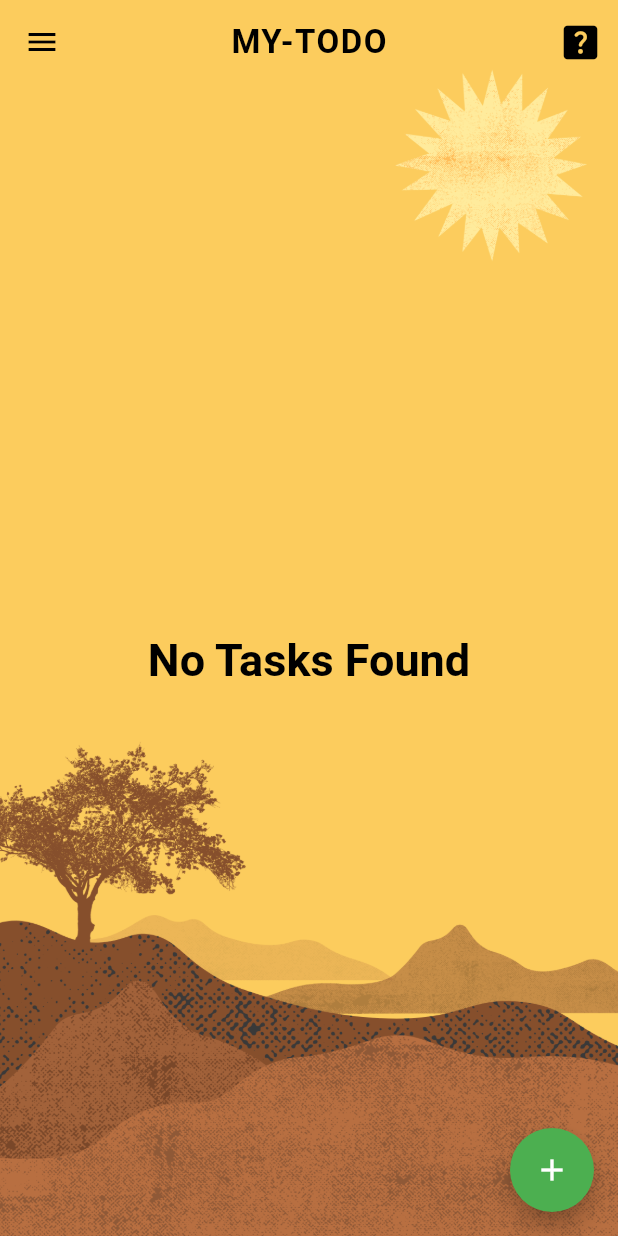
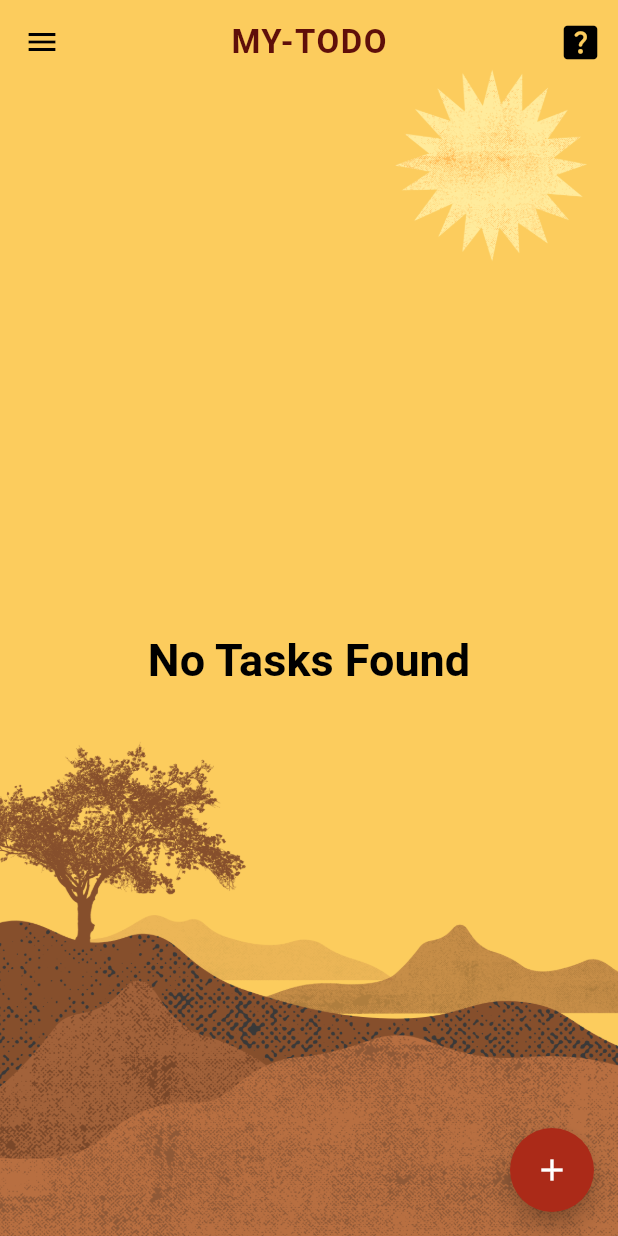
Before and after one commit to AllianaOnate/onate_assignment_three, a Flutter app: the HomePage screen opened directly, on a phone screen of 412 x 824 dp. Run offline on Flutter 3.47's test engine with Material 2 defaults, Android fonts, the phone set to English and light mode, and no system bars; our stand-ins replace lottie, sqflite; accounts and stored records are empty; network calls fail.

Commit message:
Changed some colors

```diff
--- a/lib/home_page.dart
+++ b/lib/home_page.dart
@@ -31,8 +31,8 @@ class _HomePageState extends State<HomePage> {
       constraints: BoxConstraints.expand(),
       decoration: BoxDecoration(
         image: DecorationImage(
-          image: AssetImage("assets/bg_page.png"),
-          fit: BoxFit.cover
+            image: AssetImage("assets/bg_page.png"),
+            fit: BoxFit.cover
         ),
       ),
       child: Scaffold(
@@ -41,6 +41,7 @@ class _HomePageState extends State<HomePage> {
         appBar: AppBar(
           title: Text("MY-TODO",
             style: TextStyle(
+              color: Color(0xFF5F0F0A),
               fontSize: 22,
               fontWeight: FontWeight.w600,
               letterSpacing: 1,
@@ -107,7 +108,7 @@ class _HomePageState extends State<HomePage> {
                                 child: Container(
                                   margin: EdgeInsets.all(5),
                                   decoration: BoxDecoration(
-                                    color: Colors.yellow.shade300,
+                                    color: Color(0xFFFFD689),
                                     boxShadow: [
                                       BoxShadow(
                                         color: Colors.black12,
@@ -172,7 +173,7 @@ class _HomePageState extends State<HomePage> {
                                               child: Icon(
                                                 Icons.edit_note,
                                                 size: 28,
-                                                color: Colors.green,
+                                                color: Color(0xFF023047),
                                               ),
                                             ),
                                           ],
@@ -190,7 +191,7 @@ class _HomePageState extends State<HomePage> {
             ]
         ),
         floatingActionButton: FloatingActionButton(
-            backgroundColor: Colors.green,
+            backgroundColor: Color(0xFFAB2A18),
             child: Icon(Icons.add),
             onPressed: (){
               Navigator.push(context, MaterialPageRoute(
```
Also changed, not shown: lib/main.dart (+4 -4 lines).
